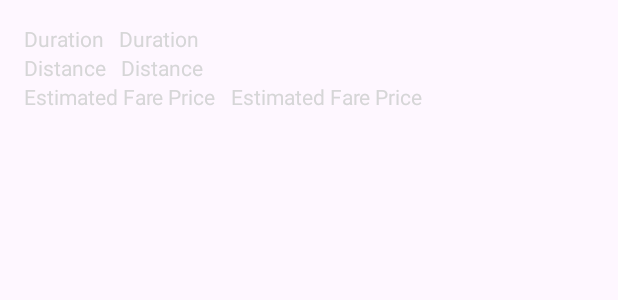
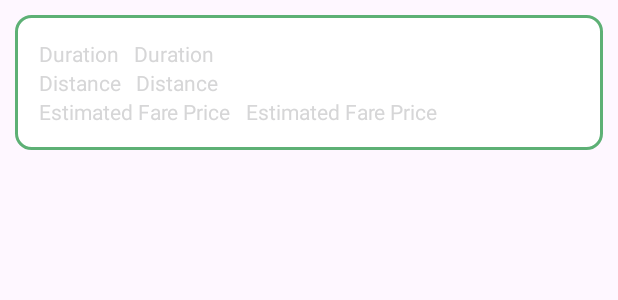
Before and after one commit to bnetpineda/Tryksave, an Android app: the layout item_travel_info.xml on its own in the app's theme, with its tools: preview values and no code run, on a phone screen of 412 x 824 dp. Shown: the top 300 px of the screen. Run offline under Robolectric (Android 15) with nearby library versions, the phone set to English and light mode, and no system bars.

Commit message:
UPDATED(7)!

```diff
--- /dev/null
+++ b/app/src/main/res/drawable/rounded_square_outline.xml
@@ -0,0 +1,9 @@
+<?xml version="1.0" encoding="utf-8"?>
+<shape xmlns:android="http://schemas.android.com/apk/res/android"
+    android:shape="rectangle">
+    <solid android:color="@color/white" /> <!-- Green color -->
+    <corners android:radius="10dp" /> <!-- Adjust radius to change the roundness -->
+    <stroke
+        android:width="2dp"
+        android:color="@color/green" /> <!-- Black outline color -->
+</shape>
--- a/app/src/main/res/layout/activity_main.xml
+++ b/app/src/main/res/layout/activity_main.xml
@@ -63,8 +63,10 @@
                 android:layout_width="wrap_content"
                 android:layout_height="wrap_content"
                 android:src="@drawable/baseline_emoji_transportation_24"
+                app:backgroundTint="@color/green"
                 app:layout_anchor="@id/bottomAppBar"
                 app:maxImageSize="40dp"
+                android:background="@drawable/rounded_square_outline"
                 app:shapeAppearanceOverlay="@style/ShapeAppearanceOverlay.MyApp.Circle" />
 
         </androidx.coordinatorlayout.widget.CoordinatorLayout>
--- a/app/src/main/res/layout/item_travel_info.xml
+++ b/app/src/main/res/layout/item_travel_info.xml
@@ -4,6 +4,8 @@
     xmlns:tools="http://schemas.android.com/tools"
     android:layout_width="match_parent"
     android:layout_height="wrap_content"
+    android:layout_margin="10dp"
+    android:background="@drawable/rounded_square_outline"
     android:orientation="vertical"
     android:padding="16dp">
 
@@ -13,20 +15,20 @@
 
         <TextView
             android:id="@+id/textView6"
-            android:textColor="@color/quantum_googgreen"
             android:layout_width="wrap_content"
             android:layout_height="wrap_content"
             android:text="Duration"
+            android:textColor="@color/quantum_googgreen"
             app:layout_constraintBaseline_toBaselineOf="@+id/duration_text"
             app:layout_constraintStart_toStartOf="parent" />
 
         <TextView
             android:id="@+id/duration_text"
-            android:textColor="@color/quantum_googred"
             android:layout_width="wrap_content"
             android:layout_height="wrap_content"
             android:layout_marginStart="10dp"
             android:text="Duration"
+            android:textColor="@color/quantum_googred"
             app:layout_constraintStart_toEndOf="@+id/textView6"
             app:layout_constraintTop_toTopOf="parent" />
     </androidx.constraintlayout.widget.ConstraintLayout>
@@ -37,20 +39,20 @@
 
         <TextView
             android:id="@+id/distance_text"
-            android:textColor="@color/quantum_googred"
             android:layout_width="wrap_content"
             android:layout_height="wrap_content"
             android:layout_marginStart="10dp"
             android:text="Distance"
+            android:textColor="@color/quantum_googred"
             app:layout_constraintStart_toEndOf="@+id/textView4"
             app:layout_constraintTop_toTopOf="parent" />
 
         <TextView
             android:id="@+id/textView4"
-            android:textColor="@color/quantum_googgreen"
             android:layout_width="wrap_content"
             android:layout_height="wrap_content"
             android:text="Distance"
+            android:textColor="@color/quantum_googgreen"
             app:layout_constraintBaseline_toBaselineOf="@+id/distance_text"
             app:layout_constraintStart_toStartOf="parent" />
 
@@ -64,20 +66,20 @@
 
         <TextView
             android:id="@+id/textView5"
-            android:textColor="@color/quantum_googgreen"
             android:layout_width="wrap_content"
             android:layout_height="wrap_content"
             android:text="Estimated Fare Price"
+            android:textColor="@color/quantum_googgreen"
             app:layout_constraintStart_toStartOf="parent"
             app:layout_constraintTop_toTopOf="parent" />
 
         <TextView
             android:id="@+id/estimated_fare_price"
-            android:textColor="@color/quantum_googred"
             android:layout_width="wrap_content"
             android:layout_height="wrap_content"
             android:layout_marginStart="10dp"
             android:text="Estimated Fare Price"
+            android:textColor="@color/quantum_googred"
             app:layout_constraintStart_toEndOf="@+id/textView5"
             app:layout_constraintTop_toTopOf="parent" />
     </androidx.constraintlayout.widget.ConstraintLayout>
```
